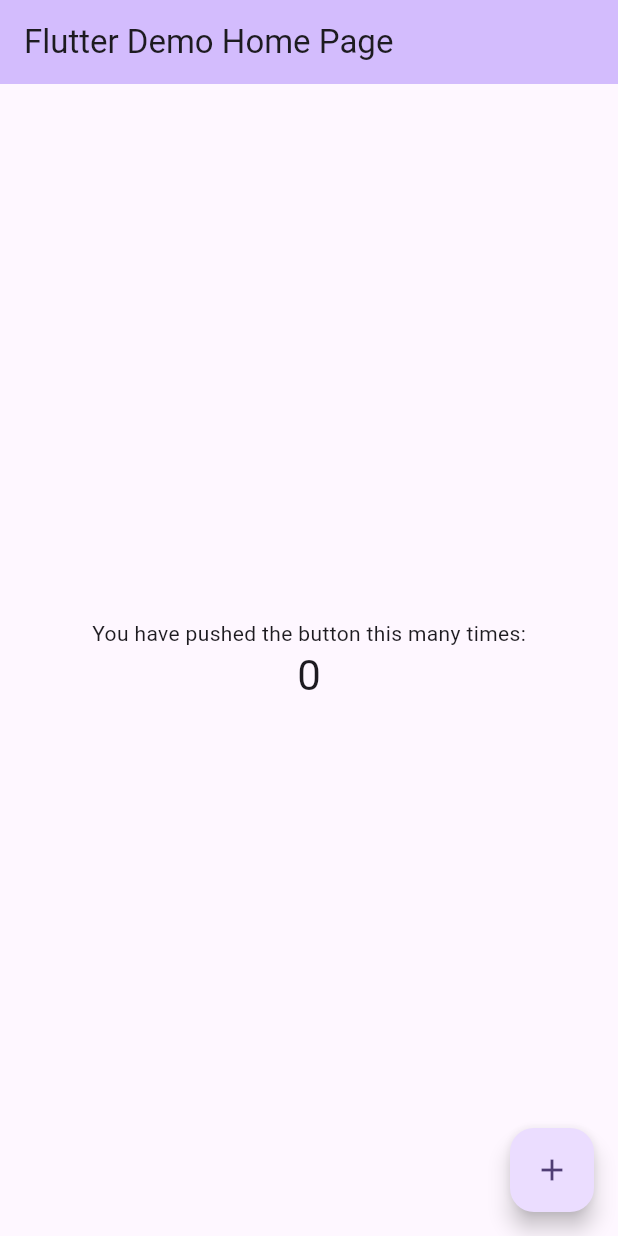
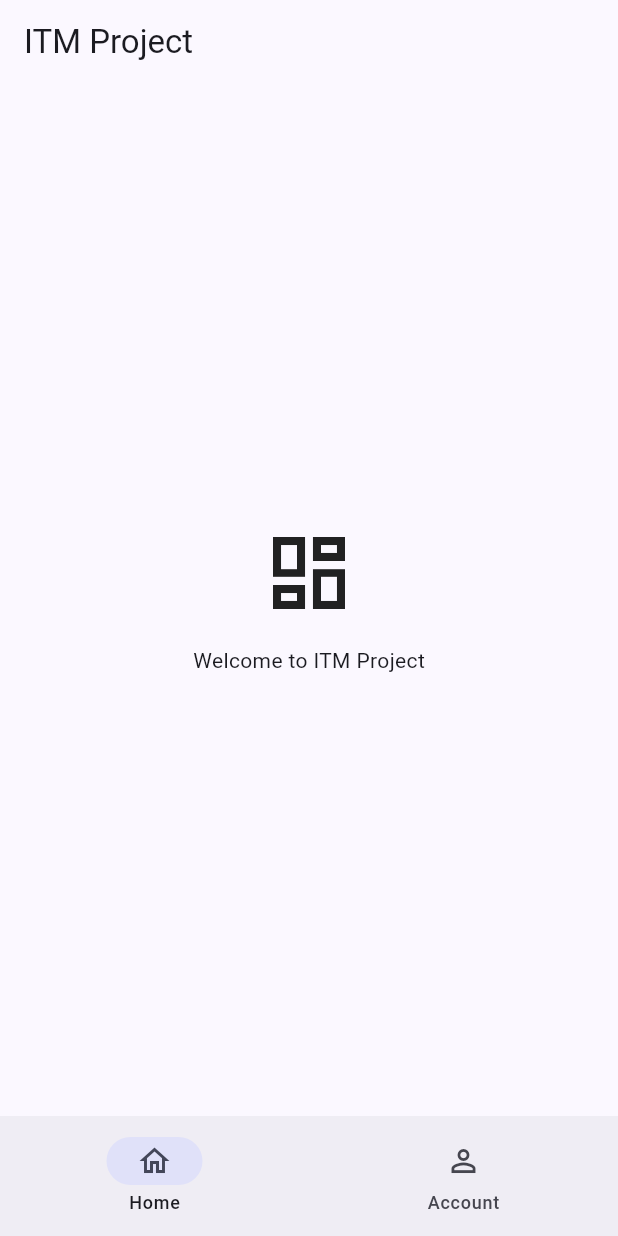
Before and after one commit to ydaryn/itm_project_fall_2026, a Flutter app: the screen it shows after launch, on a phone screen of 412 x 824 dp. Run offline on Flutter 3.47's test engine with Material 3 defaults, Android fonts, the phone set to English and light mode, and no system bars.

Commit message:
Add ITM screens and Flutter CI

```diff
--- a/lib/main.dart
+++ b/lib/main.dart
@@ -1,122 +1,158 @@
 import 'package:flutter/material.dart';
 
-void main() {
-  runApp(const MyApp());
-}
+void main() => runApp(const MyApp());
 
 class MyApp extends StatelessWidget {
   const MyApp({super.key});
 
-  // This widget is the root of your application.
   @override
-  Widget build(BuildContext context) {
-    return MaterialApp(
-      title: 'Flutter Demo',
+  Widget build(BuildContext context) => MaterialApp(
+        title: 'ITM Project',
+        debugShowCheckedModeBanner: false,
         theme: ThemeData(
-        // This is the theme of your application.
-        //
-        // TRY THIS: Try running your application with "flutter run". You'll see
-        // the application has a purple toolbar. Then, without quitting the app,
-        // try changing the seedColor in the colorScheme below to Colors.green
-        // and then invoke "hot reload" (save your changes or press the "hot
-        // reload" button in a Flutter-supported IDE, or press "r" if you used
-        // the command line to start the app).
-        //
-        // Notice that the counter didn't reset back to zero; the application
-        // state is not lost during the reload. To reset the state, use hot
-        // restart instead.
-        //
-        // This works for code too, not just values: Most code changes can be
-        // tested with just a hot reload.
-        colorScheme: .fromSeed(seedColor: Colors.deepPurple),
+          colorScheme: ColorScheme.fromSeed(seedColor: Colors.indigo),
+          useMaterial3: true,
         ),
-      home: const MyHomePage(title: 'Flutter Demo Home Page'),
+        home: const MainPage(),
       );
 }
+
+class MainPage extends StatefulWidget {
+  const MainPage({super.key});
+
+  @override
+  State<MainPage> createState() => _MainPageState();
 }
 
-class MyHomePage extends StatefulWidget {
-  const MyHomePage({super.key, required this.title});
-
-  // This widget is the home page of your application. It is stateful, meaning
-  // that it has a State object (defined below) that contains fields that affect
-  // how it looks.
-
-  // This class is the configuration for the state. It holds the values (in this
-  // case the title) provided by the parent (in this case the App widget) and
-  // used by the build method of the State. Fields in a Widget subclass are
-  // always marked "final".
-
-  final String title;
+class _MainPageState extends State<MainPage> {
+  int selectedIndex = 0;
 
   @override
-  State<MyHomePage> createState() => _MyHomePageState();
-}
-
-class _MyHomePageState extends State<MyHomePage> {
-  int _counter = 0;
-
-  void _incrementCounter() {
-    setState(() {
-      // This call to setState tells the Flutter framework that something has
-      // changed in this State, which causes it to rerun the build method below
-      // so that the display can reflect the updated values. If we changed
-      // _counter without calling setState(), then the build method would not be
-      // called again, and so nothing would appear to happen.
-      _counter++;
-    });
-  }
-
-  @override
-  Widget build(BuildContext context) {
-    // This method is rerun every time setState is called, for instance as done
-    // by the _incrementCounter method above.
-    //
-    // The Flutter framework has been optimized to make rerunning build methods
-    // fast, so that you can just rebuild anything that needs updating rather
-    // than having to individually change instances of widgets.
-    return Scaffold(
-      appBar: AppBar(
-        // TRY THIS: Try changing the color here to a specific color (to
-        // Colors.amber, perhaps?) and trigger a hot reload to see the AppBar
-        // change color while the other colors stay the same.
-        backgroundColor: Theme.of(context).colorScheme.inversePrimary,
-        // Here we take the value from the MyHomePage object that was created by
-        // the App.build method, and use it to set our appbar title.
-        title: Text(widget.title),
+  Widget build(BuildContext context) => Scaffold(
+        appBar: AppBar(title: const Text('ITM Project')),
+        body: SafeArea(
+          child: Center(
+            child: selectedIndex == 0
+                ? const Column(
+                    mainAxisSize: MainAxisSize.min,
+                    children: [
+                      Icon(Icons.dashboard_outlined, size: 64),
+                      SizedBox(height: 16),
+                      Text('Welcome to ITM Project'),
+                    ],
+                  )
+                : Column(
+                    mainAxisSize: MainAxisSize.min,
+                    children: [
+                      const Icon(Icons.account_circle_outlined, size: 64),
+                      const SizedBox(height: 16),
+                      const Text('Account'),
+                      const SizedBox(height: 24),
+                      FilledButton(
+                        onPressed: () => Navigator.push(
+                          context,
+                          MaterialPageRoute<void>(
+                            builder: (_) => const LoginPage(),
                           ),
-      body: Center(
-        // Center is a layout widget. It takes a single child and positions it
-        // in the middle of the parent.
-        child: Column(
-          // Column is also a layout widget. It takes a list of children and
-          // arranges them vertically. By default, it sizes itself to fit its
-          // children horizontally, and tries to be as tall as its parent.
-          //
-          // Column has various properties to control how it sizes itself and
-          // how it positions its children. Here we use mainAxisAlignment to
-          // center the children vertically; the main axis here is the vertical
-          // axis because Columns are vertical (the cross axis would be
-          // horizontal).
-          //
-          // TRY THIS: Invoke "debug painting" (choose the "Toggle Debug Paint"
-          // action in the IDE, or press "p" in the console), to see the
-          // wireframe for each widget.
-          mainAxisAlignment: .center,
-          children: [
-            const Text('You have pushed the button this many times:'),
-            Text(
-              '$_counter',
-              style: Theme.of(context).textTheme.headlineMedium,
+                        ),
+                        child: const Text('Log in'),
+                      ),
+                      TextButton(
+                        onPressed: () => Navigator.push(
+                          context,
+                          MaterialPageRoute<void>(
+                            builder: (_) => const RegisterPage(),
+                          ),
+                        ),
+                        child: const Text('Create an account'),
                       ),
                     ],
                   ),
           ),
-      floatingActionButton: FloatingActionButton(
-        onPressed: _incrementCounter,
-        tooltip: 'Increment',
-        child: const Icon(Icons.add),
+        ),
+        bottomNavigationBar: NavigationBar(
+          selectedIndex: selectedIndex,
+          onDestinationSelected: (index) => setState(() => selectedIndex = index),
+          destinations: const [
+            NavigationDestination(icon: Icon(Icons.home_outlined), label: 'Home'),
+            NavigationDestination(icon: Icon(Icons.person_outline), label: 'Account'),
+          ],
         ),
       );
 }
+
+class LoginPage extends StatelessWidget {
+  const LoginPage({super.key});
+
+  @override
+  Widget build(BuildContext context) =>
+      const AuthPage(title: 'Log in', isRegistration: false);
 }
+
+class RegisterPage extends StatelessWidget {
+  const RegisterPage({super.key});
+
+  @override
+  Widget build(BuildContext context) =>
+      const AuthPage(title: 'Create an account', isRegistration: true);
+}
+
+class AuthPage extends StatelessWidget {
+  const AuthPage({super.key, required this.title, required this.isRegistration});
+
+  final String title;
+  final bool isRegistration;
+
+  @override
+  Widget build(BuildContext context) => Scaffold(
+        appBar: AppBar(title: Text(title)),
+        body: SafeArea(
+          child: Center(
+            child: SingleChildScrollView(
+              padding: const EdgeInsets.all(24),
+              child: ConstrainedBox(
+                constraints: const BoxConstraints(maxWidth: 420),
+                child: Column(
+                  crossAxisAlignment: CrossAxisAlignment.stretch,
+                  children: [
+                    Text(title, style: Theme.of(context).textTheme.headlineMedium),
+                    const SizedBox(height: 24),
+                    if (isRegistration) ...[
+                      const TextField(
+                        decoration: InputDecoration(
+                          labelText: 'Name',
+                          border: OutlineInputBorder(),
+                        ),
+                      ),
+                      const SizedBox(height: 16),
+                    ],
+                    const TextField(
+                      keyboardType: TextInputType.emailAddress,
+                      decoration: InputDecoration(
+                        labelText: 'Email',
+                        border: OutlineInputBorder(),
+                      ),
+                    ),
+                    const SizedBox(height: 16),
+                    const TextField(
+                      obscureText: true,
+                      decoration: InputDecoration(
+                        labelText: 'Password',
+                        border: OutlineInputBorder(),
+                      ),
+                    ),
+                    const SizedBox(height: 24),
+                    FilledButton(onPressed: null, child: Text(title)),
+                    const SizedBox(height: 8),
+                    const Text(
+                      'UI preview only. Authentication will be added later.',
+                      textAlign: TextAlign.center,
+                    ),
+                  ],
+                ),
+              ),
+            ),
+          ),
+        ),
+      );
+}
```
Also changed, not shown: 2 other files. Lines whose indentation alone changed are shown as unchanged.
